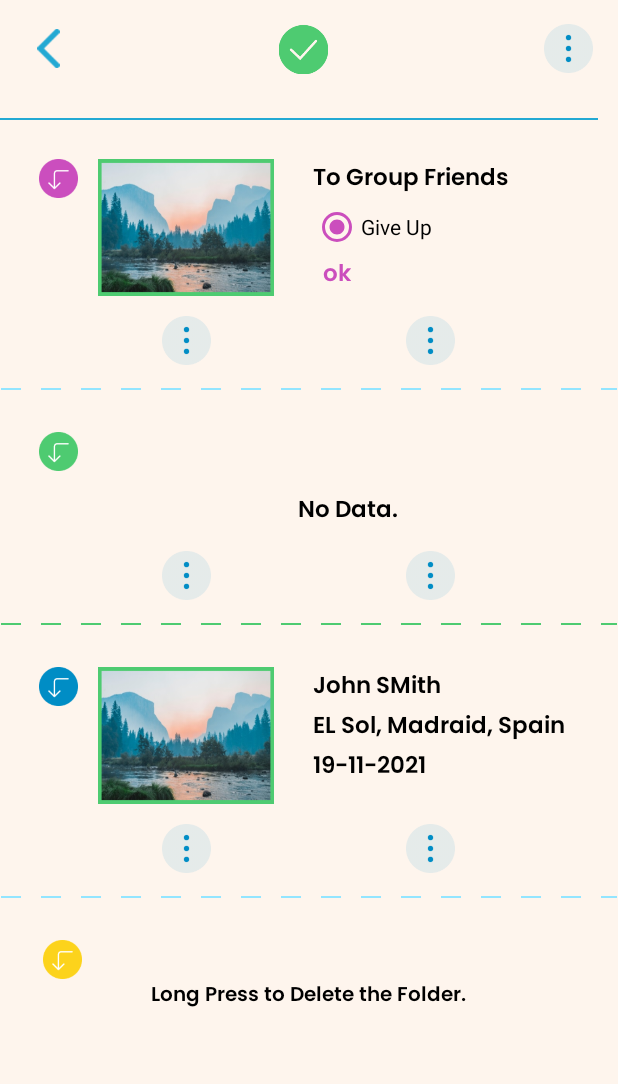
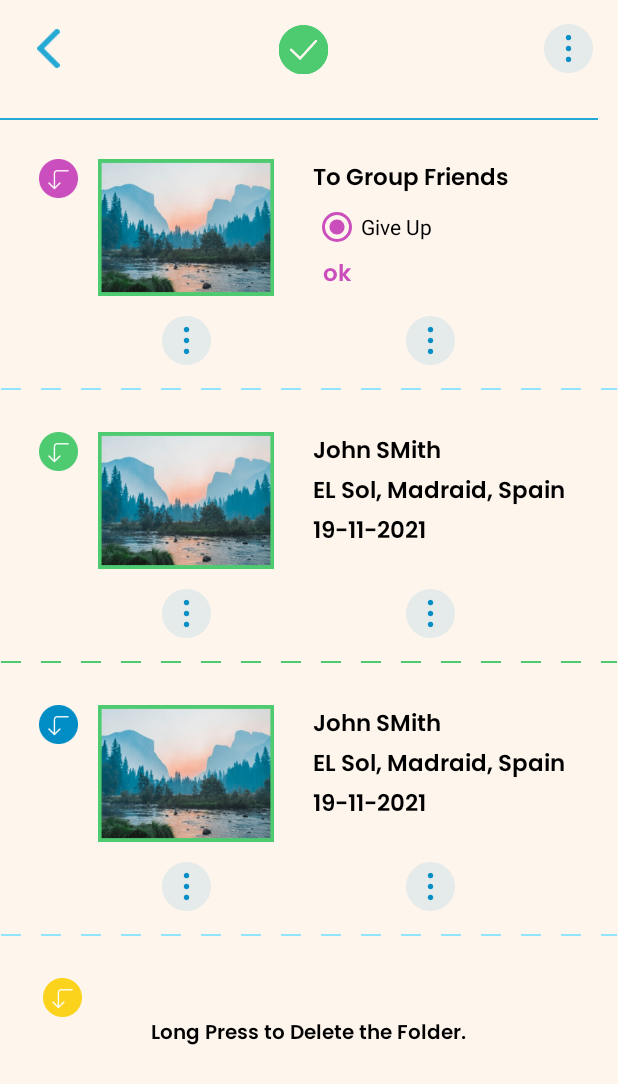
Before and after one commit to technorizenshesh/WobiNich, an Android app: the YesActivity screen opened directly, with no data from a screen before it, on a phone screen of 412 x 824 dp. Shown: the top 1084 px of the screen. Run offline under Robolectric (Android 15) with nearby library versions, the phone set to English and light mode, and no system bars; our stand-ins replace data binding, sdp/ssp sizes; libraries missing offline, so code that uses them is left out: com.karumi.dexter; pictures from the network do not load.

Commit message:
Commit by Keshav Savita 03-09-2022

```diff
--- a/app/src/main/java/com/my/wobinichapp/adapter/AdapterPostAnswer.java
+++ b/app/src/main/java/com/my/wobinichapp/adapter/AdapterPostAnswer.java
@@ -50,7 +50,7 @@ public class AdapterPostAnswer extends RecyclerView.Adapter<AdapterPostAnswer.My
                     holder.binding.ivWrong.setVisibility(View.VISIBLE);
                     holder.binding.ivRight.setVisibility(View.GONE);
 
-                } else if(arrayList.get(position).getAnswer_is().equals("Wrong")) {
+                } else if(arrayList.get(position).getAnswer_is().equals("Right")) {
                     holder.binding.ivWrong.setVisibility(View.GONE);
                     holder.binding.ivRight.setVisibility(View.VISIBLE);
                 }
--- a/app/src/main/res/layout/activity_yes.xml
+++ b/app/src/main/res/layout/activity_yes.xml
@@ -252,86 +252,6 @@
 
                 </RelativeLayout>
 
-                <RelativeLayout
-                    android:visibility="gone"
-                    android:layout_marginLeft="@dimen/_20sdp"
-                    android:layout_marginTop="@dimen/_20sdp"
-                    android:layout_width="wrap_content"
-                    android:layout_height="@dimen/_75sdp"
-                    >
-
-                    <LinearLayout
-                        android:id="@+id/img3"
-                        android:layout_width="wrap_content"
-                        android:layout_height="wrap_content"
-                        >
-
-                        <ImageView
-                            android:scaleType="fitXY"
-                            android:src="@drawable/pink_arw"
-                            android:layout_width="@dimen/_20sdp"
-                            android:layout_height="@dimen/_20sdp"
-                            >
-                        </ImageView>
-
-                        <ImageView
-                            android:id="@+id/imgPurple"
-                            android:layout_marginLeft="@dimen/_10sdp"
-                            android:scaleType="fitXY"
-                            android:src="@drawable/frame"
-                            android:layout_width="@dimen/_90sdp"
-                            android:layout_height="@dimen/_70sdp"
-                            >
-                        </ImageView>
-
-                    </LinearLayout>
-
-
-                    <LinearLayout
-                        android:id="@+id/llgi"
-                        android:layout_marginLeft="@dimen/_20sdp"
-                        android:layout_centerInParent="true"
-                        android:layout_toRightOf="@+id/img3"
-                        android:orientation="vertical"
-                        android:layout_width="wrap_content"
-                        android:layout_height="wrap_content"
-                        >
-
-                        <TextView
-                            android:fontFamily="@font/poppins_semibold"
-                            android:layout_width="wrap_content"
-                            android:layout_height="wrap_content"
-                            android:text="To Group Friends      "
-                            android:textColor="@color/black"
-                            android:textSize="@dimen/_12sdp" />
-
-                        <RadioButton
-                            android:layout_marginTop="-5dp"
-                            android:textColor="@color/black"
-                            android:buttonTint="@color/purple"
-                            android:checked="true"
-                            android:text="Give Up"
-                            android:layout_width="match_parent"
-                            android:layout_height="match_parent"
-                            >
-
-                        </RadioButton>
-
-                        <TextView
-                            android:layout_marginTop="-5dp"
-                            android:layout_marginLeft="@dimen/_5sdp"
-                            android:fontFamily="@font/poppins_semibold"
-                            android:layout_width="wrap_content"
-                            android:layout_height="wrap_content"
-                            android:text="ok"
-                            android:textColor="@color/purple"
-                            android:textSize="@dimen/_12sdp"
-                            />
-
-
-                    </LinearLayout>
-
-                </RelativeLayout>
 
                 <LinearLayout
                     android:visibility="gone"
@@ -523,9 +443,7 @@
                     android:layerType="software"
                     app:tint="@color/lightblue" />
 
-                <!--
-                                violate end
-                -->
+
 
 
                 <!--green start-->
@@ -554,70 +472,72 @@
                     </LinearLayout>
 
                     <LinearLayout
-                        android:orientation="vertical"
-                        android:id="@+id/llone"
-                        android:layout_toRightOf="@+id/img2"
+                        android:id="@+id/lloneGreen"
                         android:layout_width="match_parent"
                         android:layout_height="wrap_content"
-                        >
+                        android:layout_toRightOf="@+id/img2"
+                        android:orientation="horizontal">
 
+<!--
                         <TextView
-                            android:layout_marginTop="@dimen/_30sdp"
-                            android:gravity="center"
-                            android:layout_gravity="center"
-                            android:fontFamily="@font/poppins_semibold"
+                            android:id="@+id/tvGreenNotFound"
                             android:layout_width="match_parent"
                             android:layout_height="wrap_content"
+                            android:layout_gravity="center"
+                            android:layout_marginTop="@dimen/_30sdp"
+                            android:fontFamily="@font/poppins_semibold"
+                            android:gravity="center"
                             android:text="No Data."
                             android:textColor="@color/black"
-                            android:textSize="@dimen/_12sdp" />
+                            android:textSize="@dimen/_12sdp"
+                            android:visibility="visible" />
+-->
 
 
                         <ImageView
-                            android:visibility="gone"
                             android:id="@+id/imgGreen"
+                            android:layout_width="@dimen/_90sdp"
+                            android:layout_height="@dimen/_70sdp"
                             android:layout_marginLeft="@dimen/_10sdp"
                             android:scaleType="fitXY"
                             android:src="@drawable/frame"
-                            android:layout_width="@dimen/_90sdp"
-                            android:layout_height="@dimen/_70sdp"
-                            >
-                        </ImageView>
+                            android:visibility="visible" />
 
                         <LinearLayout
-                            android:visibility="gone"
                             android:id="@+id/llGreenOne"
+                            android:layout_width="match_parent"
+                            android:layout_height="wrap_content"
+                            android:layout_centerInParent="true"
                             android:layout_marginLeft="@dimen/_20sdp"
-                            android:layout_centerInParent="true"
                             android:orientation="vertical"
-                            android:layout_width="wrap_content"
-                            android:layout_height="wrap_content"
-                            >
+                            android:visibility="visible">
 
                             <TextView
+                                android:id="@+id/tvGreenName"
+                                android:layout_width="match_parent"
+                                android:layout_height="wrap_content"
                                 android:fontFamily="@font/poppins_semibold"
-                                android:layout_width="wrap_content"
-                                android:layout_height="wrap_content"
                                 android:text="John SMith"
                                 android:textColor="@color/black"
                                 android:textSize="@dimen/_12sdp" />
 
                             <TextView
-                                android:fontFamily="@font/poppins_semibold"
+                                android:id="@+id/tvGreenComment"
                                 android:layout_width="wrap_content"
                                 android:layout_height="wrap_content"
+                                android:fontFamily="@font/poppins_semibold"
                                 android:text="EL Sol, Madraid, Spain"
                                 android:textColor="@color/black"
                                 android:textSize="@dimen/_12sdp" />
 
                             <TextView
-                                android:fontFamily="@font/poppins_semibold"
+                                android:id="@+id/tvGreenDate"
                                 android:layout_width="wrap_content"
                                 android:layout_height="wrap_content"
+                                android:fontFamily="@font/poppins_semibold"
                                 android:text="19-11-2021"
                                 android:textColor="@color/black"
-                                android:textSize="@dimen/_12sdp"
-                                />
+                                android:textSize="@dimen/_12sdp" />
 
 
                         </LinearLayout>
@@ -628,15 +548,26 @@
                         android:layout_width="match_parent"
                         android:layout_margin="@dimen/_5sdp"
                         android:visibility="gone"
-                        android:layout_below="@+id/llone"
-                        android:id="@+id/recyclerMyPost"
+                        android:layout_below="@+id/lloneGreen"
+                        android:id="@+id/recyclerGreen"
                         android:nestedScrollingEnabled="false"
                         android:layout_toRightOf="@+id/img2"
                         android:layout_height="wrap_content"
                         >
                     </androidx.recyclerview.widget.RecyclerView>
 
-
+                    <TextView
+                        android:id="@+id/tvGreenNotFound"
+                        android:layout_width="match_parent"
+                        android:layout_height="wrap_content"
+                        android:layout_gravity="center"
+                        android:layout_marginTop="@dimen/_30sdp"
+                        android:fontFamily="@font/poppins_semibold"
+                        android:gravity="center"
+                        android:text="No Data."
+                        android:visibility="gone"
+                        android:textColor="@color/black"
+                        android:textSize="@dimen/_12sdp" />
 
                 </RelativeLayout>
 
```
Also changed, not shown: app/src/main/java/com/my/wobinichapp/act/YesActivity.java (+60 -13 lines), app/src/main/java/com/my/wobinichapp/adapter/AdapterPost.java (+9 -4 lines), app/src/main/java/com/my/wobinichapp/adapter/YesGreenPostAdapter.java (added, +116 -0 lines), app/src/main/java/com/my/wobinichapp/model/GetPostBluVoilet.java (+164 -5 lines).
